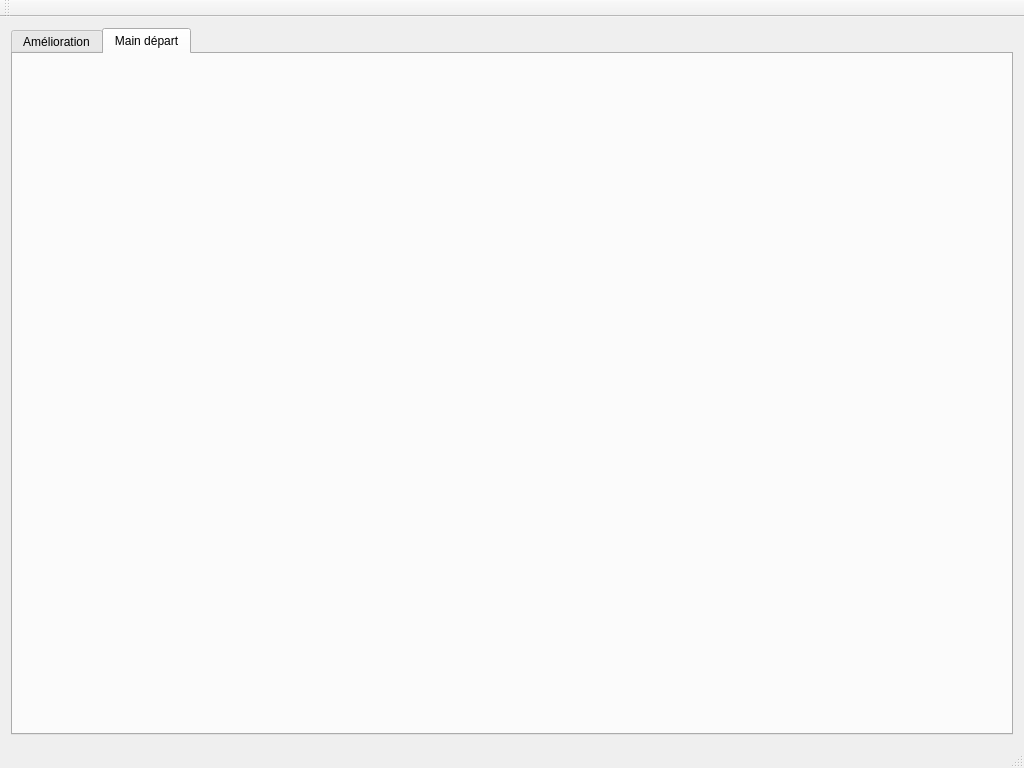
Old version of the form GriPoker/MainWindow.ui in the repository GrizzantStudio/GriPoker.
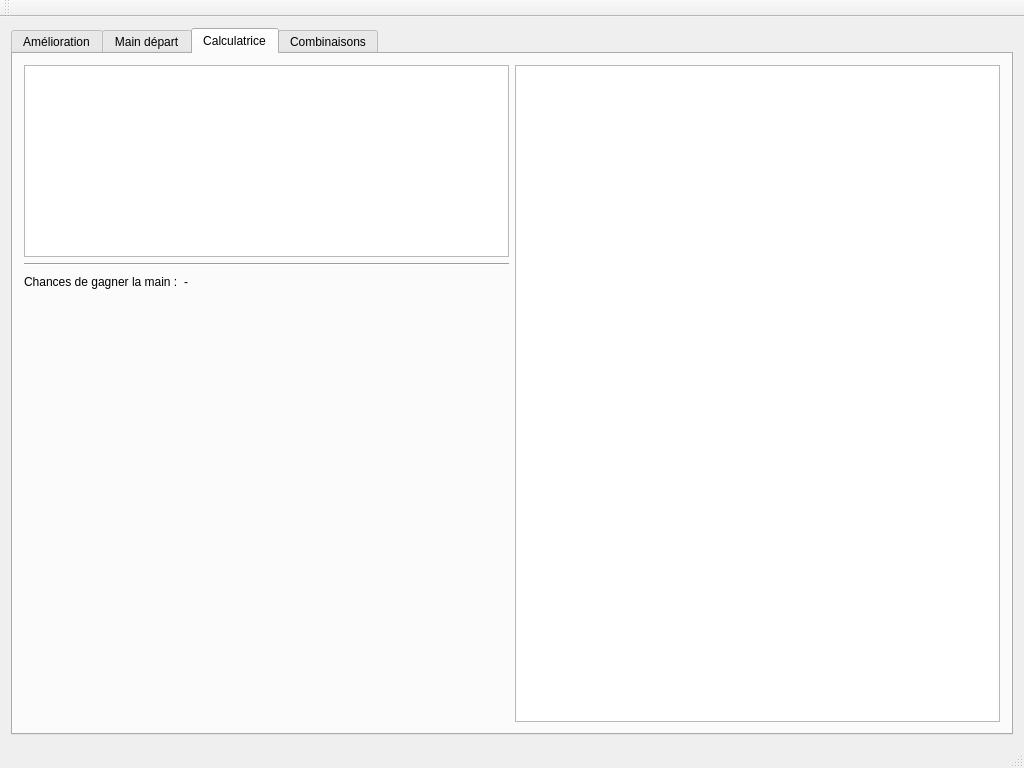
New version of the form. The open tabs and pages were chosen to show the change. Custom widgets are drawn as their Qt base class.

Patch:
```diff
--- a/GriPoker/MainWindow.ui
+++ b/GriPoker/MainWindow.ui
@@ -53,6 +53,113 @@
        <attribute name="title">
         <string>Main départ</string>
        </attribute>
+       <layout class="QVBoxLayout" name="verticalLayout_3">
+        <item>
+         <widget class="StartHandTableView" name="tableView_2"/>
+        </item>
+       </layout>
+      </widget>
+      <widget class="QWidget" name="tab_3">
+       <attribute name="title">
+        <string>Calculatrice</string>
+       </attribute>
+       <layout class="QVBoxLayout" name="verticalLayout_5">
+        <item>
+         <layout class="QHBoxLayout" name="horizontalLayout">
+          <item>
+           <layout class="QVBoxLayout" name="verticalLayout_4">
+            <item>
+             <widget class="GameCardsTableView" name="tableView_3">
+              <property name="sizePolicy">
+               <sizepolicy hsizetype="Minimum" vsizetype="Minimum">
+                <horstretch>0</horstretch>
+                <verstretch>0</verstretch>
+               </sizepolicy>
+              </property>
+             </widget>
+            </item>
+            <item>
+             <widget class="Line" name="line">
+              <property name="orientation">
+               <enum>Qt::Horizontal</enum>
+              </property>
+             </widget>
+            </item>
+            <item>
+             <layout class="QHBoxLayout" name="horizontalLayout_2">
+              <item>
+               <widget class="QLabel" name="label_2">
+                <property name="text">
+                 <string>Chances de gagner la main :</string>
+                </property>
+               </widget>
+              </item>
+              <item>
+               <widget class="QLabel" name="m_chanceToWinLabel">
+                <property name="text">
+                 <string>-</string>
+                </property>
+               </widget>
+              </item>
+              <item>
+               <spacer name="horizontalSpacer">
+                <property name="orientation">
+                 <enum>Qt::Horizontal</enum>
+                </property>
+                <property name="sizeHint" stdset="0">
+                 <size>
+                  <width>40</width>
+                  <height>20</height>
+                 </size>
+                </property>
+               </spacer>
+              </item>
+             </layout>
+            </item>
+            <item>
+             <spacer name="verticalSpacer">
+              <property name="orientation">
+               <enum>Qt::Vertical</enum>
+              </property>
+              <property name="sizeHint" stdset="0">
+               <size>
+                <width>20</width>
+                <height>40</height>
+               </size>
+              </property>
+             </spacer>
+            </item>
+           </layout>
+          </item>
+          <item>
+           <widget class="CardpediaTableView" name="m_cardpediaTableView">
+            <property name="midLineWidth">
+             <number>1</number>
+            </property>
+            <property name="selectionMode">
+             <enum>QAbstractItemView::SingleSelection</enum>
+            </property>
+            <attribute name="horizontalHeaderVisible">
+             <bool>false</bool>
+            </attribute>
+            <attribute name="verticalHeaderVisible">
+             <bool>false</bool>
+            </attribute>
+           </widget>
+          </item>
+         </layout>
+        </item>
+       </layout>
+      </widget>
+      <widget class="QWidget" name="tab_4">
+       <attribute name="title">
+        <string>Combinaisons</string>
+       </attribute>
+       <layout class="QVBoxLayout" name="verticalLayout_6">
+        <item>
+         <widget class="CombinaisonTableView" name="tableView_4"/>
+        </item>
+       </layout>
       </widget>
      </widget>
     </item>
@@ -85,6 +192,26 @@
    <extends>QTableView</extends>
    <header>UpgradeProbaTableView.h</header>
   </customwidget>
+  <customwidget>
+   <class>StartHandTableView</class>
+   <extends>QTableView</extends>
+   <header>StartHandTableView.h</header>
+  </customwidget>
+  <customwidget>
+   <class>CardpediaTableView</class>
+   <extends>QTableView</extends>
+   <header>CardpediaTableView.h</header>
+  </customwidget>
+  <customwidget>
+   <class>GameCardsTableView</class>
+   <extends>QTableView</extends>
+   <header>GameCardsTableView.h</header>
+  </customwidget>
+  <customwidget>
+   <class>CombinaisonTableView</class>
+   <extends>QTableView</extends>
+   <header>CombinaisonTableView.h</header>
+  </customwidget>
  </customwidgets>
  <resources/>
  <connections/>
```
Left out of the diff: 2 changed lines with no effect on the pictures.
